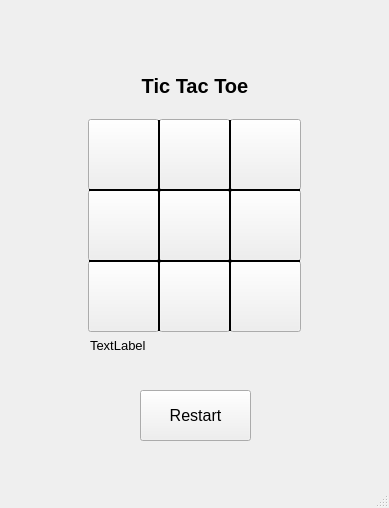
The window that gameBoard.ui (jacobmassih/TicTacToe) describes before a commit, drawn with Qt 5.
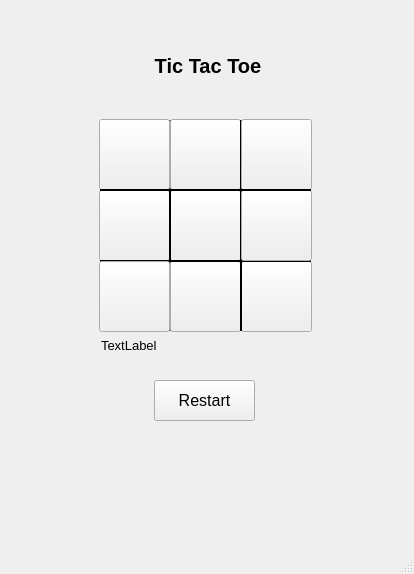
The same window after the commit. The open tabs and pages were chosen to show the change.

Commit message: stackedWidget + mem leaks

The edit to the form file:
```diff
--- a/gameBoard.ui
+++ b/gameBoard.ui
@@ -6,144 +6,86 @@
    <rect>
     <x>0</x>
     <y>0</y>
-    <width>389</width>
-    <height>508</height>
+    <width>414</width>
+    <height>574</height>
    </rect>
   </property>
   <property name="windowTitle">
    <string>Game</string>
   </property>
   <widget class="QWidget" name="centralwidget">
-   <widget class="QPushButton" name="button_0">
+   <widget class="QStackedWidget" name="stackedWidget">
     <property name="geometry">
      <rect>
-      <x>88</x>
-      <y>119</y>
-      <width>71</width>
-      <height>71</height>
+      <x>0</x>
+      <y>0</y>
+      <width>411</width>
+      <height>571</height>
      </rect>
     </property>
-    <property name="font">
-     <font>
-      <pointsize>12</pointsize>
-     </font>
+    <property name="currentIndex">
+     <number>0</number>
     </property>
-    <property name="text">
-     <string/>
-    </property>
-   </widget>
-   <widget class="QPushButton" name="button_3">
+    <widget class="QWidget" name="page">
+     <widget class="QLabel" name="title_2">
     <property name="geometry">
      <rect>
-      <x>88</x>
-      <y>190</y>
-      <width>71</width>
-      <height>71</height>
+        <x>90</x>
+        <y>40</y>
+        <width>214</width>
+        <height>51</height>
      </rect>
     </property>
     <property name="font">
      <font>
-      <pointsize>12</pointsize>
+        <family>MS Sans Serif</family>
+        <pointsize>15</pointsize>
+        <weight>75</weight>
+        <bold>true</bold>
+        <underline>false</underline>
+        <strikeout>false</strikeout>
+        <kerning>true</kerning>
      </font>
     </property>
     <property name="text">
-     <string/>
-    </property>
-   </widget>
-   <widget class="QPushButton" name="button_6">
+       <string>Tic Tac Toe</string>
+      </property>
+      <property name="alignment">
+       <set>Qt::AlignCenter</set>
+      </property>
+     </widget>
+     <widget class="QPushButton" name="real">
     <property name="geometry">
      <rect>
-      <x>88</x>
-      <y>261</y>
-      <width>71</width>
-      <height>71</height>
-     </rect>
-    </property>
-    <property name="font">
-     <font>
-      <pointsize>12</pointsize>
-     </font>
-    </property>
+        <x>150</x>
+        <y>140</y>
+        <width>101</width>
+        <height>51</height>
+       </rect>
+      </property>
     <property name="text">
-     <string/>
-    </property>
-   </widget>
-   <widget class="QPushButton" name="button_1">
+       <string>Real</string>
+      </property>
+     </widget>
+     <widget class="QPushButton" name="fake">
     <property name="geometry">
      <rect>
-      <x>159</x>
-      <y>119</y>
-      <width>71</width>
-      <height>71</height>
-     </rect>
-    </property>
-    <property name="font">
-     <font>
-      <pointsize>12</pointsize>
-     </font>
-    </property>
+        <x>150</x>
+        <y>220</y>
+        <width>101</width>
+        <height>51</height>
+       </rect>
+      </property>
     <property name="text">
-     <string/>
-    </property>
-   </widget>
+       <string>Fake</string>
+      </property>
+     </widget>
+    </widget>
+    <widget class="QWidget" name="page_2">
    <widget class="QPushButton" name="button_4">
     <property name="geometry">
      <rect>
-      <x>159</x>
-      <y>190</y>
-      <width>71</width>
-      <height>71</height>
-     </rect>
-    </property>
-    <property name="font">
-     <font>
-      <pointsize>12</pointsize>
-     </font>
-    </property>
-    <property name="text">
-     <string/>
-    </property>
-   </widget>
-   <widget class="QPushButton" name="button_7">
-    <property name="geometry">
-     <rect>
-      <x>159</x>
-      <y>261</y>
-      <width>71</width>
-      <height>71</height>
-     </rect>
-    </property>
-    <property name="font">
-     <font>
-      <pointsize>12</pointsize>
-     </font>
-    </property>
-    <property name="text">
-     <string/>
-    </property>
-   </widget>
-   <widget class="QPushButton" name="button_2">
-    <property name="geometry">
-     <rect>
-      <x>230</x>
-      <y>119</y>
-      <width>71</width>
-      <height>71</height>
-     </rect>
-    </property>
-    <property name="font">
-     <font>
-      <pointsize>12</pointsize>
-     </font>
-    </property>
-    <property name="text">
-     <string/>
-    </property>
-   </widget>
-   <widget class="QPushButton" name="button_5">
-    <property name="geometry">
-     <rect>
-      <x>230</x>
+        <x>170</x>
       <y>190</y>
       <width>71</width>
       <height>71</height>
@@ -161,7 +103,7 @@
    <widget class="QPushButton" name="button_8">
     <property name="geometry">
      <rect>
-      <x>230</x>
+        <x>241</x>
       <y>261</y>
       <width>71</width>
       <height>71</height>
@@ -176,125 +118,10 @@
      <string/>
     </property>
    </widget>
-   <widget class="Line" name="line">
-    <property name="geometry">
-     <rect>
-      <x>89</x>
-      <y>182</y>
-      <width>211</width>
-      <height>16</height>
-     </rect>
-    </property>
-    <property name="frameShadow">
-     <enum>QFrame::Plain</enum>
-    </property>
-    <property name="lineWidth">
-     <number>2</number>
-    </property>
-    <property name="midLineWidth">
-     <number>2</number>
-    </property>
-    <property name="orientation">
-     <enum>Qt::Horizontal</enum>
-    </property>
-   </widget>
-   <widget class="Line" name="line_2">
-    <property name="geometry">
-     <rect>
-      <x>89</x>
-      <y>253</y>
-      <width>211</width>
-      <height>16</height>
-     </rect>
-    </property>
-    <property name="frameShadow">
-     <enum>QFrame::Plain</enum>
-    </property>
-    <property name="lineWidth">
-     <number>2</number>
-    </property>
-    <property name="midLineWidth">
-     <number>2</number>
-    </property>
-    <property name="orientation">
-     <enum>Qt::Horizontal</enum>
-    </property>
-   </widget>
-   <widget class="Line" name="line_3">
-    <property name="geometry">
-     <rect>
-      <x>149</x>
-      <y>120</y>
-      <width>20</width>
-      <height>211</height>
-     </rect>
-    </property>
-    <property name="frameShadow">
-     <enum>QFrame::Plain</enum>
-    </property>
-    <property name="lineWidth">
-     <number>2</number>
-    </property>
-    <property name="midLineWidth">
-     <number>2</number>
-    </property>
-    <property name="orientation">
-     <enum>Qt::Vertical</enum>
-    </property>
-   </widget>
-   <widget class="Line" name="line_4">
-    <property name="geometry">
-     <rect>
-      <x>220</x>
-      <y>120</y>
-      <width>20</width>
-      <height>211</height>
-     </rect>
-    </property>
-    <property name="frameShadow">
-     <enum>QFrame::Plain</enum>
-    </property>
-    <property name="lineWidth">
-     <number>2</number>
-    </property>
-    <property name="midLineWidth">
-     <number>2</number>
-    </property>
-    <property name="orientation">
-     <enum>Qt::Vertical</enum>
-    </property>
-   </widget>
-   <widget class="QLabel" name="title">
-    <property name="geometry">
-     <rect>
-      <x>88</x>
-      <y>60</y>
-      <width>214</width>
-      <height>51</height>
-     </rect>
-    </property>
-    <property name="font">
-     <font>
-      <family>MS Sans Serif</family>
-      <pointsize>15</pointsize>
-      <weight>75</weight>
-      <bold>true</bold>
-      <underline>false</underline>
-      <strikeout>false</strikeout>
-      <kerning>true</kerning>
-     </font>
-    </property>
-    <property name="text">
-     <string>Tic Tac Toe</string>
-    </property>
-    <property name="alignment">
-     <set>Qt::AlignCenter</set>
-    </property>
-   </widget>
    <widget class="QLabel" name="player_disp">
     <property name="geometry">
      <rect>
-      <x>90</x>
+        <x>101</x>
       <y>330</y>
       <width>161</width>
       <height>31</height>
@@ -313,10 +140,10 @@
    <widget class="QPushButton" name="restart">
     <property name="geometry">
      <rect>
-      <x>140</x>
-      <y>390</y>
-      <width>111</width>
-      <height>51</height>
+        <x>154</x>
+        <y>380</y>
+        <width>101</width>
+        <height>41</height>
      </rect>
     </property>
     <property name="font">
@@ -328,6 +155,249 @@
     <property name="text">
      <string>Restart</string>
     </property>
+     </widget>
+     <widget class="QPushButton" name="button_3">
+      <property name="geometry">
+       <rect>
+        <x>99</x>
+        <y>190</y>
+        <width>71</width>
+        <height>71</height>
+       </rect>
+      </property>
+      <property name="font">
+       <font>
+        <pointsize>12</pointsize>
+       </font>
+      </property>
+      <property name="text">
+       <string/>
+      </property>
+     </widget>
+     <widget class="Line" name="line_3">
+      <property name="geometry">
+       <rect>
+        <x>160</x>
+        <y>120</y>
+        <width>20</width>
+        <height>211</height>
+       </rect>
+      </property>
+      <property name="frameShadow">
+       <enum>QFrame::Plain</enum>
+      </property>
+      <property name="lineWidth">
+       <number>2</number>
+      </property>
+      <property name="midLineWidth">
+       <number>2</number>
+      </property>
+      <property name="orientation">
+       <enum>Qt::Vertical</enum>
+      </property>
+     </widget>
+     <widget class="QPushButton" name="button_1">
+      <property name="geometry">
+       <rect>
+        <x>170</x>
+        <y>119</y>
+        <width>71</width>
+        <height>71</height>
+       </rect>
+      </property>
+      <property name="font">
+       <font>
+        <pointsize>12</pointsize>
+       </font>
+      </property>
+      <property name="text">
+       <string/>
+      </property>
+     </widget>
+     <widget class="QPushButton" name="button_7">
+      <property name="geometry">
+       <rect>
+        <x>170</x>
+        <y>261</y>
+        <width>71</width>
+        <height>71</height>
+       </rect>
+      </property>
+      <property name="font">
+       <font>
+        <pointsize>12</pointsize>
+       </font>
+      </property>
+      <property name="text">
+       <string/>
+      </property>
+     </widget>
+     <widget class="Line" name="line_4">
+      <property name="geometry">
+       <rect>
+        <x>231</x>
+        <y>120</y>
+        <width>20</width>
+        <height>211</height>
+       </rect>
+      </property>
+      <property name="frameShadow">
+       <enum>QFrame::Plain</enum>
+      </property>
+      <property name="lineWidth">
+       <number>2</number>
+      </property>
+      <property name="midLineWidth">
+       <number>2</number>
+      </property>
+      <property name="orientation">
+       <enum>Qt::Vertical</enum>
+      </property>
+     </widget>
+     <widget class="Line" name="line_2">
+      <property name="geometry">
+       <rect>
+        <x>100</x>
+        <y>253</y>
+        <width>211</width>
+        <height>16</height>
+       </rect>
+      </property>
+      <property name="frameShadow">
+       <enum>QFrame::Plain</enum>
+      </property>
+      <property name="lineWidth">
+       <number>2</number>
+      </property>
+      <property name="midLineWidth">
+       <number>2</number>
+      </property>
+      <property name="orientation">
+       <enum>Qt::Horizontal</enum>
+      </property>
+     </widget>
+     <widget class="QPushButton" name="button_5">
+      <property name="geometry">
+       <rect>
+        <x>241</x>
+        <y>190</y>
+        <width>71</width>
+        <height>71</height>
+       </rect>
+      </property>
+      <property name="font">
+       <font>
+        <pointsize>12</pointsize>
+       </font>
+      </property>
+      <property name="text">
+       <string/>
+      </property>
+     </widget>
+     <widget class="QPushButton" name="button_6">
+      <property name="geometry">
+       <rect>
+        <x>99</x>
+        <y>261</y>
+        <width>71</width>
+        <height>71</height>
+       </rect>
+      </property>
+      <property name="font">
+       <font>
+        <pointsize>12</pointsize>
+       </font>
+      </property>
+      <property name="text">
+       <string/>
+      </property>
+     </widget>
+     <widget class="QPushButton" name="button_0">
+      <property name="geometry">
+       <rect>
+        <x>99</x>
+        <y>119</y>
+        <width>71</width>
+        <height>71</height>
+       </rect>
+      </property>
+      <property name="font">
+       <font>
+        <pointsize>12</pointsize>
+       </font>
+      </property>
+      <property name="text">
+       <string/>
+      </property>
+     </widget>
+     <widget class="QPushButton" name="button_2">
+      <property name="geometry">
+       <rect>
+        <x>241</x>
+        <y>119</y>
+        <width>71</width>
+        <height>71</height>
+       </rect>
+      </property>
+      <property name="font">
+       <font>
+        <pointsize>12</pointsize>
+       </font>
+      </property>
+      <property name="text">
+       <string/>
+      </property>
+     </widget>
+     <widget class="Line" name="line">
+      <property name="geometry">
+       <rect>
+        <x>100</x>
+        <y>182</y>
+        <width>211</width>
+        <height>16</height>
+       </rect>
+      </property>
+      <property name="frameShadow">
+       <enum>QFrame::Plain</enum>
+      </property>
+      <property name="lineWidth">
+       <number>2</number>
+      </property>
+      <property name="midLineWidth">
+       <number>2</number>
+      </property>
+      <property name="orientation">
+       <enum>Qt::Horizontal</enum>
+      </property>
+     </widget>
+     <widget class="QLabel" name="title">
+      <property name="geometry">
+       <rect>
+        <x>101</x>
+        <y>40</y>
+        <width>214</width>
+        <height>51</height>
+       </rect>
+      </property>
+      <property name="font">
+       <font>
+        <family>MS Sans Serif</family>
+        <pointsize>15</pointsize>
+        <weight>75</weight>
+        <bold>true</bold>
+        <underline>false</underline>
+        <strikeout>false</strikeout>
+        <kerning>true</kerning>
+       </font>
+      </property>
+      <property name="text">
+       <string>Tic Tac Toe</string>
+      </property>
+      <property name="alignment">
+       <set>Qt::AlignCenter</set>
+      </property>
+     </widget>
+    </widget>
    </widget>
   </widget>
   <widget class="QStatusBar" name="statusbar"/>
```
Lines whose indentation alone changed are shown as unchanged. The commit also changes 9 other files.
